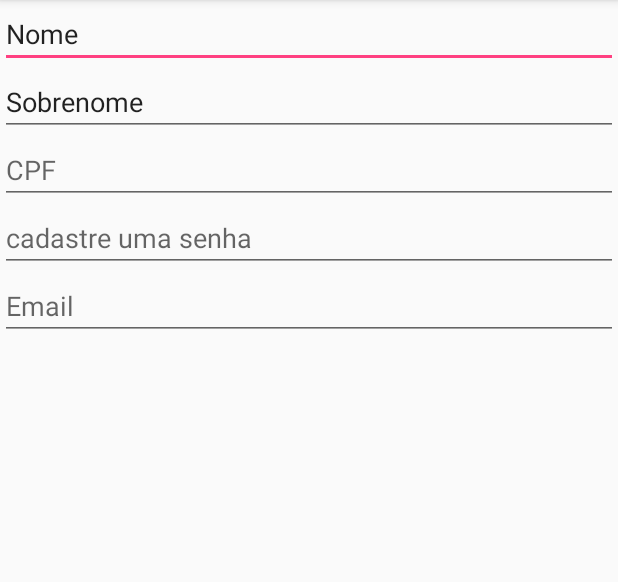
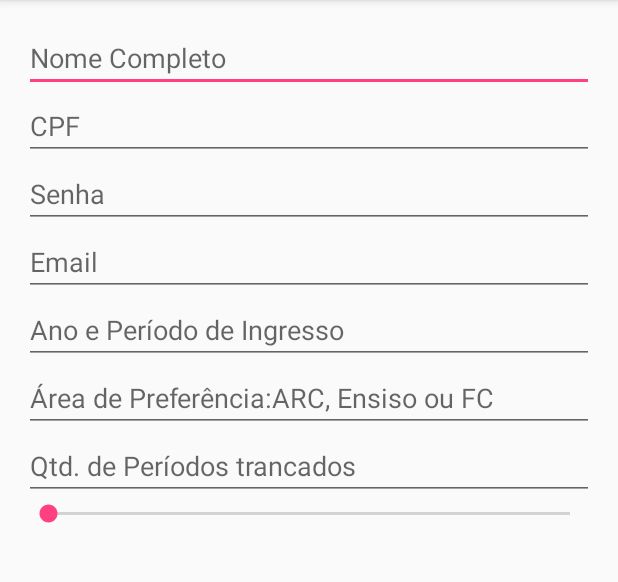
Before and after one commit to elntele/Sisa, an Android app: the fragment CadastroAlunoFragment shown on its own in the app's theme, on a phone screen of 412 x 824 dp, the part 84-666 px from its top. Run offline under Robolectric (Android 15) with nearby library versions, the phone set to English and light mode, and no system bars.

Commit message:
Finalização parcial da classe CadastroAlunoFragment.java e do layout fragment_cadastro_aluno.xml
Falta fazer o link entre o botão cadastrar e o layout de cadastro

```diff
--- a/app/src/main/java/br/ufrpe/android/sisa/CadastroAlunoFragment.java
+++ b/app/src/main/java/br/ufrpe/android/sisa/CadastroAlunoFragment.java
@@ -6,6 +6,8 @@ import android.support.v4.app.Fragment;
 import android.view.LayoutInflater;
 import android.view.View;
 import android.view.ViewGroup;
+import android.widget.EditText;
+import android.widget.SeekBar;
 
 
 /**
@@ -13,17 +15,35 @@ import android.view.ViewGroup;
  */
 public class CadastroAlunoFragment extends Fragment {
 
+    private EditText mNome;
+    private EditText mCPF;
+    private EditText mSenha;
+    private EditText mEmail;
+    private EditText mAnoPeriodoIngresso;
+    private EditText mAreaPreferencia;
+    private EditText mQtdPeriodosTrancados;
+    private SeekBar mHorasEstudoExtraClasse;
 
     public CadastroAlunoFragment() {
         // Required empty public constructor
     }
 
-
     @Override
     public View onCreateView(LayoutInflater inflater, ViewGroup container,
                              Bundle savedInstanceState) {
         // Inflate the layout for this fragment
-        return inflater.inflate(R.layout.fragment_cadastro_aluno, container, false);
+        View view = inflater.inflate(R.layout.fragment_cadastro_aluno, container, false);
+
+        mNome = (EditText) view.findViewById(R.id.nome_edit_text);
+        mCPF = (EditText) view.findViewById(R.id.cpf_edit_text);
+        mSenha = (EditText) view.findViewById(R.id.cpf_edit_text);
+        mEmail = (EditText) view.findViewById(R.id.email_edit_text);
+        mAnoPeriodoIngresso = (EditText) view.findViewById(R.id.ano_periodo_edit_text);
+        mAreaPreferencia = (EditText) view.findViewById(R.id.area_preferencia_edit_text);
+        mQtdPeriodosTrancados = (EditText) view.findViewById(R.id.periodo_tracando_edit_text);
+        mHorasEstudoExtraClasse = (SeekBar) view.findViewById(R.id.hora_estudo_seek_bar);
+
+        return view;
     }
 
 }
--- a/app/src/main/java/br/ufrpe/android/sisa/LoginActivity.java
+++ b/app/src/main/java/br/ufrpe/android/sisa/LoginActivity.java
@@ -18,13 +18,13 @@ public class LoginActivity extends AppCompatActivity {
         setContentView(R.layout.activity_login);
 
         FragmentManager fm = getSupportFragmentManager();
-        Fragment fragment = fm.findFragmentById(R.id.fragment_container);
+        Fragment fragment = fm.findFragmentById(R.id.fragment_container_login);
         //parte do código onde o new LoginFragment que é uma nova instacia de Login fragmente
         //é colocada dentri do activity_login.... em LoginFragmente é inflado o fragment_login.xml
         //e aqui ele é cologado dentro do conteiner
         if (fragment == null){
             fragment = new LoginFragment();
-            fm.beginTransaction().add(R.id.fragment_container, fragment).commit();
+            fm.beginTransaction().add(R.id.fragment_container_login, fragment).commit();
         }
     }
 }
--- a/app/src/main/res/layout/activity_login.xml
+++ b/app/src/main/res/layout/activity_login.xml
@@ -2,6 +2,6 @@
 <FrameLayout xmlns:android="http://schemas.android.com/apk/res/android"
              android:layout_width="match_parent"
              android:layout_height="match_parent"
-             android:id="@+id/fragment_container">
+             android:id="@+id/fragment_container_login">
 
 </FrameLayout>
--- a/app/src/main/res/layout/fragment_cadastro_aluno.xml
+++ b/app/src/main/res/layout/fragment_cadastro_aluno.xml
@@ -3,29 +3,25 @@
              android:layout_width="match_parent"
              android:layout_height="match_parent"
              android:orientation="vertical"
-             tools:context="br.ufrpe.android.sisa.CadastroAlunoFragment">
+             android:paddingBottom="16dp"
+             android:paddingLeft="16dp"
+             android:paddingRight="16dp"
+             android:paddingTop="16dp">
+
 
     <!-- TODO: Update blank fragment layout -->
 
 
     <EditText
-        android:id="@+id/editText2"
+        android:id="@+id/nome_edit_text"
         android:layout_width="match_parent"
         android:layout_height="wrap_content"
         android:ems="10"
         android:inputType="textPersonName"
-        android:text="Nome"/>
+        android:hint="Nome Completo"/>
 
     <EditText
-        android:id="@+id/editText"
-        android:layout_width="match_parent"
-        android:layout_height="wrap_content"
-        android:ems="10"
-        android:inputType="textPersonName"
-        android:text="Sobrenome"/>
-
-    <EditText
-        android:id="@+id/editText3"
+        android:id="@+id/cpf_edit_text"
         android:layout_width="match_parent"
         android:layout_height="wrap_content"
         android:hint="CPF"
@@ -33,22 +29,51 @@
         android:inputType="number"/>
 
     <EditText
-        android:id="@+id/editText4"
+        android:id="@+id/senha_edit_text"
         android:layout_width="match_parent"
         android:layout_height="wrap_content"
-        android:hint="cadastre uma senha"
+        android:hint="Senha"
         android:ems="10"
         android:inputType="textPassword"/>
 
     <EditText
-        android:id="@+id/editText5"
+        android:id="@+id/email_edit_text"
         android:layout_width="match_parent"
         android:layout_height="wrap_content"
         android:hint="@string/email_edit_text"
         android:ems="10"
         android:inputType="textEmailAddress"/>
 
+    <EditText
+        android:id="@+id/ano_periodo_edit_text"
+        android:layout_width="match_parent"
+        android:layout_height="wrap_content"
+        android:hint="Ano e Período de Ingresso"
+        android:ems="10"
+        android:inputType="numberDecimal"/>
 
+    <EditText
+        android:id="@+id/area_preferencia_edit_text"
+        android:layout_width="match_parent"
+        android:layout_height="wrap_content"
+        android:ems="10"
+        android:inputType="textPersonName"
+        android:hint="Área de Preferência:ARC, Ensiso ou FC"/>
+
+    <EditText
+        android:id="@+id/periodo_tracando_edit_text"
+        android:layout_width="match_parent"
+        android:layout_height="wrap_content"
+        android:ems="10"
+        android:hint="Qtd. de Períodos trancados"
+        android:inputType="number"/>
+
+    <SeekBar
+        android:id="@+id/hora_estudo_seek_bar"
+        android:layout_width="match_parent"
+        android:layout_height="wrap_content"
+        android:contentDescription="Horas de estudo"
+        android:max="20"/>
 
 
 </LinearLayout>
--- a/app/src/main/res/values/strings.xml
+++ b/app/src/main/res/values/strings.xml
@@ -3,9 +3,9 @@
 
     <!-- Strings related to login -->
     <string name="email_edit_text">Email</string>
-    <string name="password_edit_text">Senha</string>
-    <string name="sign_in_button">Entrar</string>
-    <string name="register_button">Cadastre-se</string>
+    <string name="senha_edit_text">Senha</string>
+    <string name="login_button">Entrar</string>
+    <string name="cadastro_button">Cadastre-se</string>
 
     <!-- TODO: Remove or change this placeholder text -->
     <string name="hello_blank_fragment">Hello blank fragment</string>
```
Also changed, not shown: app/src/main/java/br/ufrpe/android/sisa/CadastroAlunoActivity.java (+10 -0 lines), app/src/main/java/br/ufrpe/android/sisa/LoginFragment.java (+18 -10 lines), app/src/main/res/layout/activity_cadastro_aluno.xml (+3 -6 lines), app/src/main/res/layout/fragment_login.xml (+6 -6 lines).
